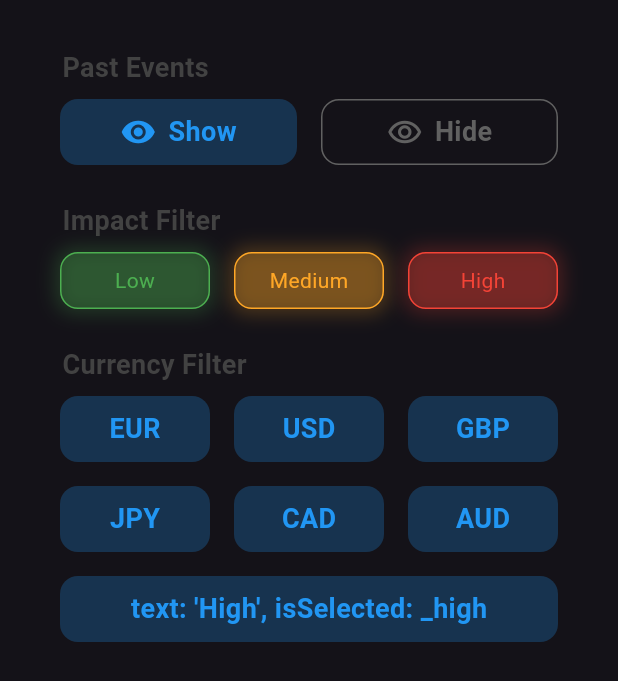
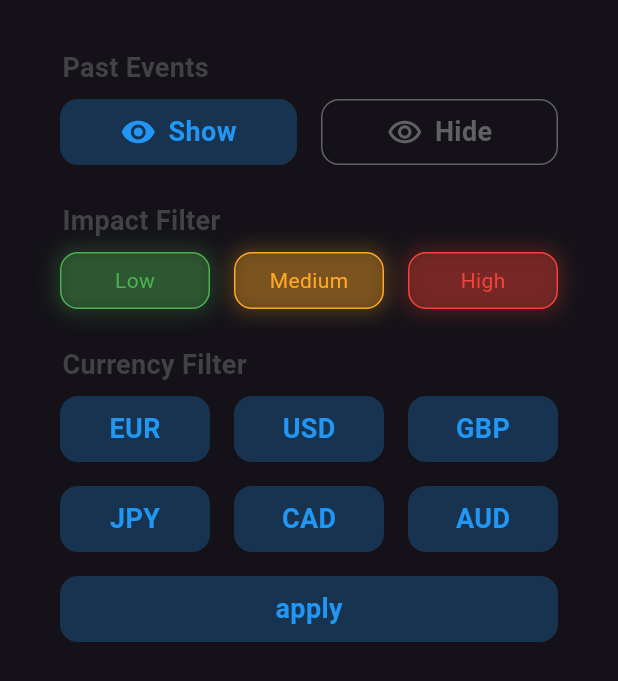
Before and after one commit to yeeet7/marketNews, a Flutter app: the Filters widget shown alone on an empty page, opened directly, on a phone screen of 412 x 824 dp. Shown: the top 681 px of the screen. Run offline on Flutter 3.47's test engine with Material 3 defaults, Android fonts, the phone set to English and light mode, and no system bars; missing offline and left inert: beautiful_soup_dart; network calls fail.

Commit message:
filters modal sheet corner radius fix + apply button text

```diff
--- a/lib/widgets.dart
+++ b/lib/widgets.dart
@@ -111,7 +111,7 @@ class _FiltersState extends State<Filters> {
       margin: const EdgeInsets.all(16),
       decoration: BoxDecoration(
         color: Theme.of(context).scaffoldBackgroundColor,
-        borderRadius: BorderRadius.circular(55 - 32),
+        borderRadius: BorderRadius.circular(55),
       ),
       child: Column(
         crossAxisAlignment: CrossAxisAlignment.start,
@@ -146,7 +146,7 @@ class _FiltersState extends State<Filters> {
             mainAxisAlignment: MainAxisAlignment.spaceEvenly,
             children: List.generate(Currency.values.length ~/ 2, (index) => Flexible(flex: 1, child: Button(Currency.values[index + 3].name.toUpperCase(), filled: _currencies[index + 3], onTap: () {_currencies[index + 3] = !_currencies[index + 3]; setState(() {});}))),
           ),
-          Flexible(flex: 1, child: Button('text: \'High\', isSelected: _high', onTap: () => widget.onApply(_pastEvents, _impacts, _currencies),)),
+          Flexible(flex: 1, child: Button('apply', onTap: () => widget.onApply(_pastEvents, _impacts, _currencies),)),
         ],
       ),
     );
```
